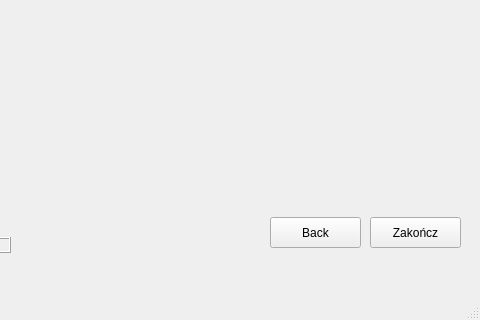
Old version of the form log_window.ui in the repository hjnowakowski/music-player; both pictures show x 320 to 800 and y 280 to 600 of the 800 by 600 pixel window.
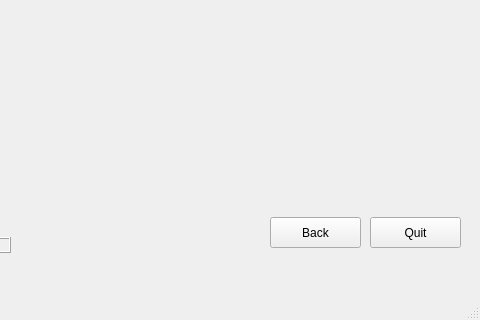
New version of the form. Icons and pictures are not drawn.

```diff
--- a/log_window.ui
+++ b/log_window.ui
@@ -27,7 +27,7 @@
      <cursorShape>ArrowCursor</cursorShape>
     </property>
     <property name="text">
-     <string>Zakończ</string>
+     <string>Quit</string>
     </property>
    </widget>
    <widget class="QGroupBox" name="groupBox">
```
Left out of the diff: 4 changed lines with no effect on the pictures.
